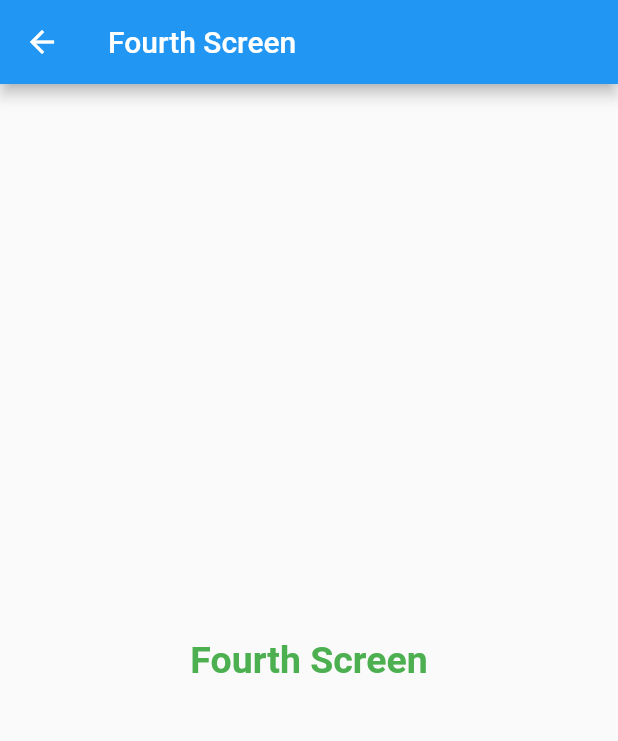
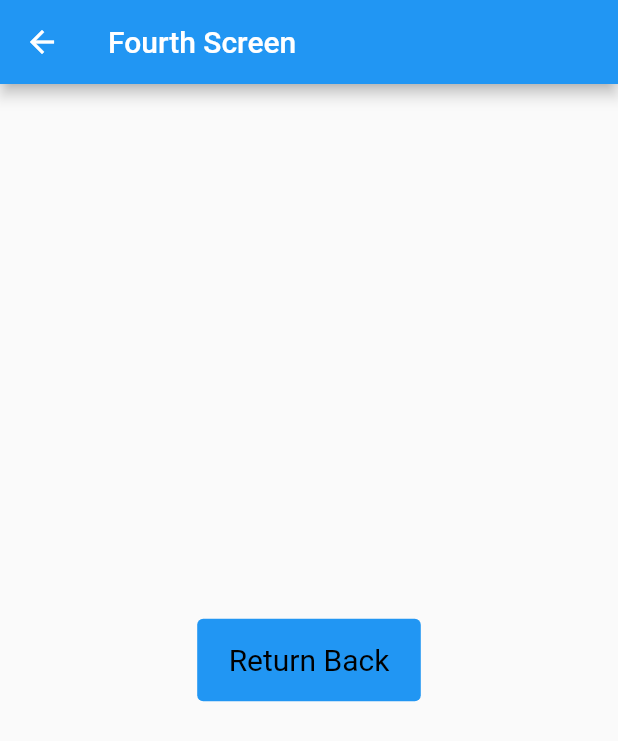
Before and after one commit to Aayushi12345/Flutter_auto_route_app, a Flutter app: the screen it shows after launch, after a tap on "Fourth Screen", on a phone screen of 412 x 824 dp. Shown: the top 741 px of the screen. Run offline on Flutter 3.47's test engine with Material 2 defaults, Android fonts, the phone set to English and light mode, and no system bars; our stand-ins replace auto_route.

Commit message:
back button with return data

```diff
--- a/lib/first_screen.dart
+++ b/lib/first_screen.dart
@@ -8,6 +8,7 @@ class FirstScreen extends StatelessWidget {
   @override
   Widget build(BuildContext context) {
     String mytext = "";
+    String fourScreenText = '';
 
     return Scaffold(
       appBar: AppBar(
@@ -18,8 +19,7 @@ class FirstScreen extends StatelessWidget {
           Padding(
             padding: const EdgeInsets.all(28.0),
             child: TextField(
-              onChanged: (newText)
-                {
+                onChanged: (newText) {
                   mytext = newText;
                 },
                 decoration: InputDecoration(
@@ -31,17 +31,14 @@ class FirstScreen extends StatelessWidget {
                         borderRadius:
                             BorderRadius.all(Radius.circular(10.0))))),
           ),
-
-
-         SizedBox(
-           height: 20.00,
-         ),
+          SizedBox(
+            height: 20.00,
+          ),
           Center(
-
             child: TextButton(
               onPressed: () {
                 context.router.push(SecondScreen(name: mytext, id: 1));
-            mytext="";
+                mytext = "";
               },
               style: TextButton.styleFrom(
                   backgroundColor: Colors.blue,
@@ -58,7 +55,7 @@ class FirstScreen extends StatelessWidget {
             child: Container(
               child: TextButton(
                 onPressed: () {
-                  context.router.push(ThirdScreen());
+                  context.router.pushNamed('Third');
                 },
                 style: TextButton.styleFrom(
                     backgroundColor: Colors.blue,
@@ -75,9 +72,14 @@ class FirstScreen extends StatelessWidget {
           Center(
             child: Container(
               child: TextButton(
-                onPressed: () {
-                  context.router.push(FourtScreen());
+                // Scaffold.of(_context).showSnackBar(SnackBar(content: Text("$result"),duration: Duration(seconds: 3),));
+
+                onPressed: () async {
+                  var result = await context.router.push(FourtScreen());
+                  print(result);
+                  fourScreenText = result.toString();
                 },
+                // print
                 style: TextButton.styleFrom(
                     backgroundColor: Colors.blue,
                     padding: EdgeInsets.all(16.0),
@@ -87,6 +89,7 @@ class FirstScreen extends StatelessWidget {
               ),
             ),
           ),
+          // Text("fourScreenText")
         ],
       ),
     );
--- a/lib/fourth_screen.dart
+++ b/lib/fourth_screen.dart
@@ -13,7 +13,23 @@ class FourtScreen extends StatelessWidget {
         child: Column(
           mainAxisAlignment: MainAxisAlignment.center,
           children: [
-            Center(child: Text("Fourth Screen",style: TextStyle(color: Colors.green,fontSize: 25.00,fontWeight: FontWeight.bold),))
+
+
+            Center(
+              child: Container(
+                child: TextButton(
+                  onPressed: () {
+                    Navigator.pop(context, "Hello world");
+                    },
+                  style: TextButton.styleFrom(
+                      backgroundColor: Colors.blue,
+                      padding: EdgeInsets.all(16.0),
+                      foregroundColor: Colors.black,
+                      textStyle: TextStyle(fontSize: 20)),
+                  child: Text(' Return Back '),
+                ),
+              ),
+            ),
           ],
         ),
       ),
--- a/lib/routes/app_route.dart
+++ b/lib/routes/app_route.dart
@@ -11,8 +11,8 @@ import 'package:auto_route_app/third_screen.dart';
   replaceInRouteName: 'Page,Route',
   routes: <AutoRoute>[
     AutoRoute(page: FirstScreen, initial: true),
-    AutoRoute(page: SecondScreen),
-    AutoRoute(page:ThirdScreen),
+    AutoRoute(path:'Second',page: SecondScreen),
+    AutoRoute(path :'Third',page:ThirdScreen),
     AutoRoute(page:FourtScreen),
   ],
 )
```
Also changed, not shown: lib/routes/app_route.gr.dart.
